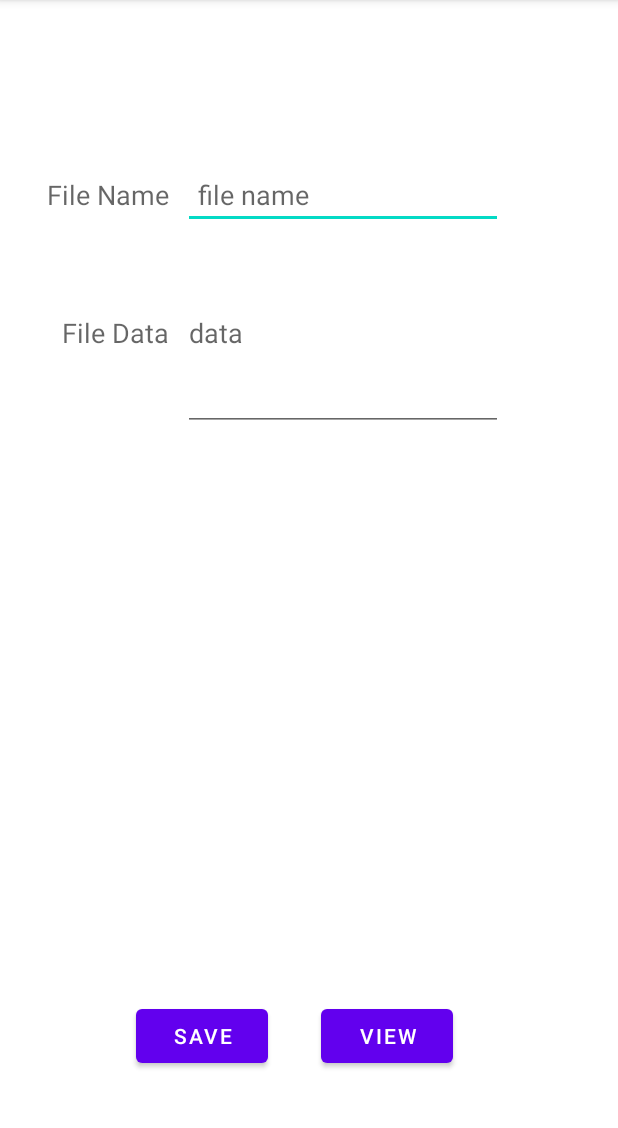
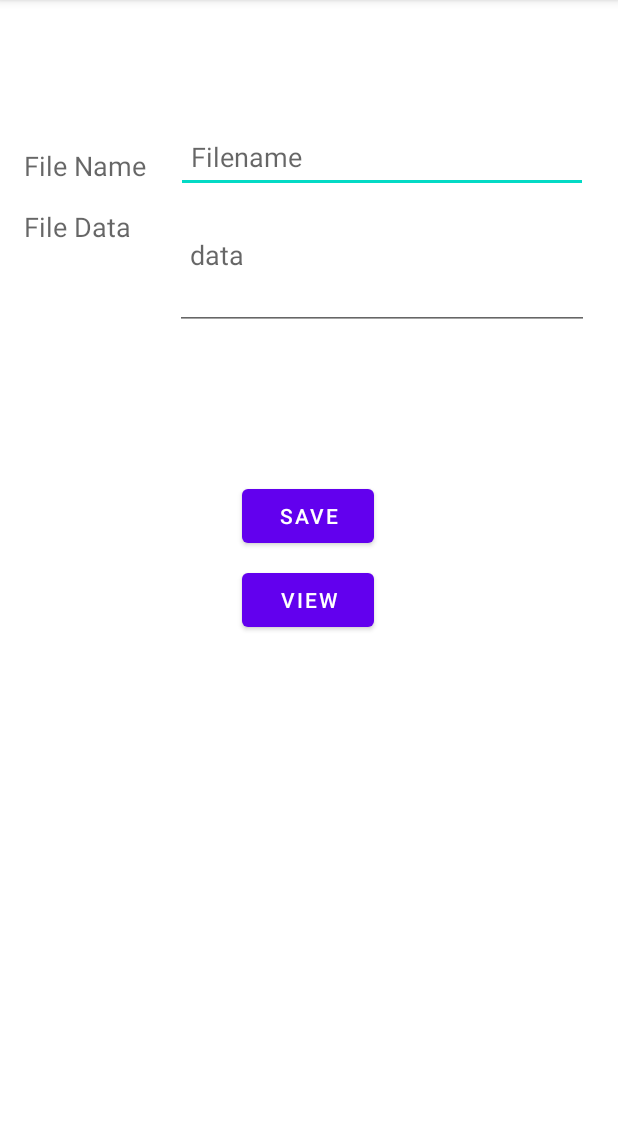
Before and after one commit to bakarbarakkabarakbar/my-health, an Android app: the CreateFileActivity screen opened directly, with no data from a screen before it, after a tap on "SAVE", on a phone screen of 412 x 824 dp, the part 84-1212 px from its top. Run offline under Robolectric (Android 15) with nearby library versions, the phone set to English and light mode, and no system bars.

Commit message:
Add new activity for create keypair

```diff
--- a/app/src/main/AndroidManifest.xml
+++ b/app/src/main/AndroidManifest.xml
@@ -3,6 +3,8 @@
     package="com.eprototype.myhealth">
 
     <uses-permission android:name="android.permission.INTERNET" />
+    <uses-permission android:name="android.permission.READ_EXTERNAL_STORAGE" />
+    <uses-permission android:name="android.permission.WRITE_EXTERNAL_STORAGE" />
 
     <application
         android:allowBackup="true"
@@ -11,6 +13,9 @@
         android:roundIcon="@mipmap/ic_launcher_round"
         android:supportsRtl="true"
         android:theme="@style/Theme.MyHealth">
+        <activity
+            android:name=".views.CreateKeyPair"
+            android:exported="true" />
         <activity
             android:name=".views.CreateFileActivity"
             android:exported="true" />
--- a/app/src/main/java/com/eprototype/myhealth/views/CreateFileActivity.kt
+++ b/app/src/main/java/com/eprototype/myhealth/views/CreateFileActivity.kt
@@ -1,17 +1,45 @@
 package com.eprototype.myhealth.views
 
-import android.content.Context
+import android.app.Activity
+import android.app.KeyguardManager
+import android.content.Intent
+import android.os.Build
 import android.os.Bundle
+import android.os.Environment
+import android.security.keystore.KeyGenParameterSpec
+import android.security.keystore.KeyPermanentlyInvalidatedException
+import android.security.keystore.KeyProperties
+import android.security.keystore.UserNotAuthenticatedException
+import android.util.Base64.*
 import android.view.View
+import androidx.annotation.RequiresApi
 import androidx.appcompat.app.AppCompatActivity
 import com.eprototype.myhealth.databinding.ActivityCreateFileBinding
 import com.eprototype.myhealth.extensions.Extensions.toast
 import java.io.*
+import java.lang.Byte.decode
+import java.math.BigInteger
+import java.security.*
+import java.util.*
+import javax.security.auth.x500.X500Principal
 
 
 class CreateFileActivity: AppCompatActivity() {
     private lateinit var binding: ActivityCreateFileBinding
+    private val filepath = "MyFileStorage"
+    private var myExternalFile: File?=null
 
+    private val isExternalStorageReadOnly: Boolean get() {
+        val extStorageState = Environment.getExternalStorageState()
+        return Environment.MEDIA_MOUNTED_READ_ONLY == extStorageState
+    }
+
+    private val isExternalStorageAvailable: Boolean get() {
+        val extStorageState = Environment.getExternalStorageState()
+        return Environment.MEDIA_MOUNTED == extStorageState
+    }
+
+    @RequiresApi(Build.VERSION_CODES.M)
     override fun onCreate(savedInstanceState: Bundle?) {
         super.onCreate(savedInstanceState)
         binding = ActivityCreateFileBinding.inflate(layoutInflater)
@@ -25,19 +53,12 @@ class CreateFileActivity: AppCompatActivity() {
         val btnView = binding.btnView
 
         btnSave.setOnClickListener(View.OnClickListener {
-            val file:String = fileName.text.toString()
-            val data:String = fileData.text.toString()
-            val fileOutputStream:FileOutputStream
+            myExternalFile = File(getExternalFilesDir(filepath), fileName.text.toString())
             try {
-                fileOutputStream = openFileOutput(file, Context.MODE_PRIVATE)
-                fileOutputStream.write(data.toByteArray())
-            } catch (e: FileNotFoundException){
-                e.printStackTrace()
-            }catch (e: NumberFormatException){
-                e.printStackTrace()
-            }catch (e: IOException){
-                e.printStackTrace()
-            }catch (e: Exception){
+                val fileOutPutStream = FileOutputStream(myExternalFile)
+                fileOutPutStream.write(fileData.text.toString().toByteArray())
+                fileOutPutStream.close()
+            } catch (e: IOException) {
                 e.printStackTrace()
             }
             toast("data save")
@@ -47,25 +68,26 @@ class CreateFileActivity: AppCompatActivity() {
 
         btnView.setOnClickListener(View.OnClickListener {
             val filename = fileName.text.toString()
-            if(filename!=null && filename.trim()!=""){
-                var fileInputStream: FileInputStream? = null
-                fileInputStream = openFileInput(filename)
-                var inputStreamReader: InputStreamReader = InputStreamReader(fileInputStream)
-                val bufferedReader: BufferedReader = BufferedReader(inputStreamReader)
+            myExternalFile = File(getExternalFilesDir(filepath), filename)
+
+            if (filename != null && filename.trim() != "") {
+                val fileInputStream = FileInputStream(myExternalFile)
+                val inputStreamReader = InputStreamReader(fileInputStream)
+                val bufferedReader = BufferedReader(inputStreamReader)
                 val stringBuilder: StringBuilder = StringBuilder()
-                var text: String? = null
+                var text: String?
                 while (run {
                         text = bufferedReader.readLine()
                         text
                     } != null) {
                     stringBuilder.append(text)
                 }
+                fileInputStream.close()
                 //Displaying data on EditText
                 fileData.setText(stringBuilder.toString()).toString()
-            }else{
+            } else {
                 toast("file name cannot be blank")
             }
         })
-
     }
 }
--- a/app/src/main/java/com/eprototype/myhealth/views/HomeActivity.kt
+++ b/app/src/main/java/com/eprototype/myhealth/views/HomeActivity.kt
@@ -3,13 +3,11 @@ package com.eprototype.myhealth.views
 import android.content.Intent
 import android.os.Bundle
 import androidx.appcompat.app.AppCompatActivity
-import com.eprototype.myhealth.R
 import com.eprototype.myhealth.databinding.ActivityHomeBinding
 import com.eprototype.myhealth.extensions.Extensions.toast
 import com.eprototype.myhealth.utils.FirebaseUtils.firebaseAuth
 import com.google.firebase.database.DatabaseReference
 import com.google.firebase.database.FirebaseDatabase
-import com.google.firebase.ktx.Firebase
 
 class HomeActivity : AppCompatActivity() {
     private lateinit var binding: ActivityHomeBinding
--- a/app/src/main/res/layout/activity_create_file.xml
+++ b/app/src/main/res/layout/activity_create_file.xml
@@ -1,82 +1,106 @@
 <?xml version="1.0" encoding="utf-8"?>
-<RelativeLayout xmlns:android="http://schemas.android.com/apk/res/android"
+<androidx.constraintlayout.widget.ConstraintLayout xmlns:android="http://schemas.android.com/apk/res/android"
     xmlns:app="http://schemas.android.com/apk/res-auto"
     xmlns:tools="http://schemas.android.com/tools"
     android:layout_width="match_parent"
     android:layout_height="match_parent"
-    tools:context="example.javatpoint.com.kotlininternalstoragereadwrite.MainActivity">
+    app:chainUseRtl="true"
+    tools:context=".views.CreateFileActivity"
+    tools:ignore="Autofill">
 
     <TextView
         android:id="@+id/textView"
         android:layout_width="wrap_content"
         android:layout_height="wrap_content"
-        android:layout_alignParentLeft="true"
-        android:layout_alignParentStart="true"
-        android:layout_alignParentTop="true"
-        android:layout_marginLeft="31dp"
-        android:layout_marginStart="31dp"
-        android:layout_marginTop="117dp"
-        android:text="File Name"
-        android:textAppearance="@style/Base.TextAppearance.AppCompat.Medium"/>
+        android:layout_marginStart="8dp"
+        android:text="@string/file_name"
+        android:textAppearance="@style/Base.TextAppearance.AppCompat.Medium"
+        app:layout_constraintBottom_toBottomOf="parent"
+        app:layout_constraintEnd_toEndOf="parent"
+        app:layout_constraintHorizontal_bias="0.024"
+        app:layout_constraintStart_toStartOf="parent"
+        app:layout_constraintTop_toTopOf="parent"
+        app:layout_constraintVertical_bias="0.132" />
 
     <EditText
         android:id="@+id/editFile"
-        android:layout_width="wrap_content"
+        android:layout_width="0dp"
         android:layout_height="wrap_content"
-        android:layout_alignBaseline="@+id/textView"
-        android:layout_alignBottom="@+id/textView"
-        android:layout_alignLeft="@+id/btnSave"
-        android:layout_alignStart="@+id/btnSave"
-        android:layout_marginLeft="31dp"
-        android:layout_marginStart="31dp"
-        android:ems="10"
-        android:paddingLeft="10dp"
-        android:inputType="textPersonName"
-        android:hint="file name" />
+        android:layout_margin="20dp"
+        android:layout_marginEnd="8dp"
+        android:hint="@string/edit_file"
+        android:inputType="textShortMessage"
+        android:minHeight="48dp"
+        android:padding="10dp"
+        app:layout_constraintBottom_toBottomOf="parent"
+        app:layout_constraintEnd_toEndOf="parent"
+        app:layout_constraintHorizontal_bias="0.75"
+        app:layout_constraintStart_toEndOf="@+id/textView"
+        app:layout_constraintTop_toTopOf="parent"
+        app:layout_constraintVertical_bias="0.089"
+        app:layout_constraintVertical_chainStyle="packed"
+        tools:ignore="TextContrastCheck" />
 
     <TextView
         android:id="@+id/textView2"
         android:layout_width="wrap_content"
         android:layout_height="wrap_content"
-        android:layout_alignEnd="@+id/textView"
-        android:layout_alignRight="@+id/textView"
-        android:layout_below="@+id/textView"
-        android:layout_marginTop="67dp"
-        android:text="File Data"
-        android:textAppearance="@style/Base.TextAppearance.AppCompat.Medium"/>
+        android:layout_marginStart="8dp"
+        android:layout_marginTop="16dp"
+        android:text="@string/file_data"
+        android:textAppearance="@style/Base.TextAppearance.AppCompat.Medium"
+        app:layout_constraintBottom_toBottomOf="parent"
+        app:layout_constraintEnd_toEndOf="parent"
+        app:layout_constraintHorizontal_bias="0.024"
+        app:layout_constraintStart_toStartOf="parent"
+        app:layout_constraintTop_toBottomOf="@+id/textView"
+        app:layout_constraintVertical_bias="0.0" />
 
     <EditText
         android:id="@+id/editData"
-        android:layout_width="wrap_content"
-        android:layout_height="wrap_content"
-        android:layout_alignBaseline="@+id/textView2"
-        android:layout_alignBottom="@+id/textView2"
-        android:layout_alignLeft="@+id/editFile"
-        android:layout_alignStart="@+id/editFile"
-        android:ems="10"
+        android:layout_width="276dp"
+        android:layout_height="100dp"
+        android:layout_margin="20dp"
+        android:layout_marginEnd="8dp"
+        android:hint="@string/data"
+        android:inputType="textShortMessage"
         android:lines="5"
-        android:hint="data" />
+        android:minHeight="48dp"
+        android:padding="10dp"
+        app:layout_constraintBottom_toBottomOf="parent"
+        app:layout_constraintEnd_toEndOf="parent"
+        app:layout_constraintHorizontal_bias="0.625"
+        app:layout_constraintStart_toEndOf="@+id/textView"
+        app:layout_constraintTop_toTopOf="parent"
+        app:layout_constraintVertical_bias="0.159"
+        app:layout_constraintVertical_chainStyle="packed"
+        tools:ignore="TextContrastCheck" />
 
     <Button
         android:id="@+id/btnSave"
         android:layout_width="wrap_content"
         android:layout_height="wrap_content"
-        android:layout_alignLeft="@+id/textView2"
-        android:layout_alignParentBottom="true"
-        android:layout_alignStart="@+id/textView2"
-        android:layout_marginBottom="53dp"
-        android:layout_marginLeft="49dp"
-        android:layout_marginStart="49dp"
-        android:text="Save" />
+        android:text="@string/save"
+        app:layout_constraintBottom_toBottomOf="parent"
+        app:layout_constraintEnd_toEndOf="parent"
+        app:layout_constraintHorizontal_bias="0.498"
+        app:layout_constraintStart_toStartOf="parent"
+        app:layout_constraintTop_toBottomOf="@+id/editData"
+        app:layout_constraintVertical_bias="0.2" />
 
     <Button
         android:id="@+id/btnView"
         android:layout_width="wrap_content"
         android:layout_height="wrap_content"
-        android:layout_alignEnd="@+id/editData"
-        android:layout_alignRight="@+id/editData"
-        android:layout_alignTop="@+id/btnSave"
-        android:layout_marginEnd="33dp"
-        android:layout_marginRight="33dp"
-        android:text="View" />
-</RelativeLayout>
+        android:layout_marginTop="8dp"
+        android:text="@string/view"
+        app:layout_constraintBottom_toBottomOf="parent"
+        app:layout_constraintEnd_toEndOf="parent"
+        app:layout_constraintHorizontal_bias="0.498"
+        app:layout_constraintStart_toStartOf="parent"
+        app:layout_constraintTop_toBottomOf="@+id/btnSave"
+        app:layout_constraintVertical_bias="0.0" />
+
+
+
+</androidx.constraintlayout.widget.ConstraintLayout>
--- a/app/src/main/res/values/strings.xml
+++ b/app/src/main/res/values/strings.xml
@@ -12,4 +12,12 @@
     <string name="change_email">Change Email</string>
     <string name="email_verification_sent">Your email verification has sent! Please open your email.</string>
     <string name="write_file">File</string>
+    <string name="sign">Sign</string>
+    <string name="verify">Verify</string>
+    <string name="view">View</string>
+    <string name="save">Save</string>
+    <string name="file_data">File Data</string>
+    <string name="file_name">File Name</string>
+    <string name="data">data</string>
+    <string name="edit_file">Filename</string>
 </resources>
```
Also changed, not shown: app/src/main/java/com/eprototype/myhealth/views/CreateKeyPair.kt (added, +186 -0 lines), app/src/main/res/layout/activity_create_key_pair.xml (added, +35 -0 lines).
